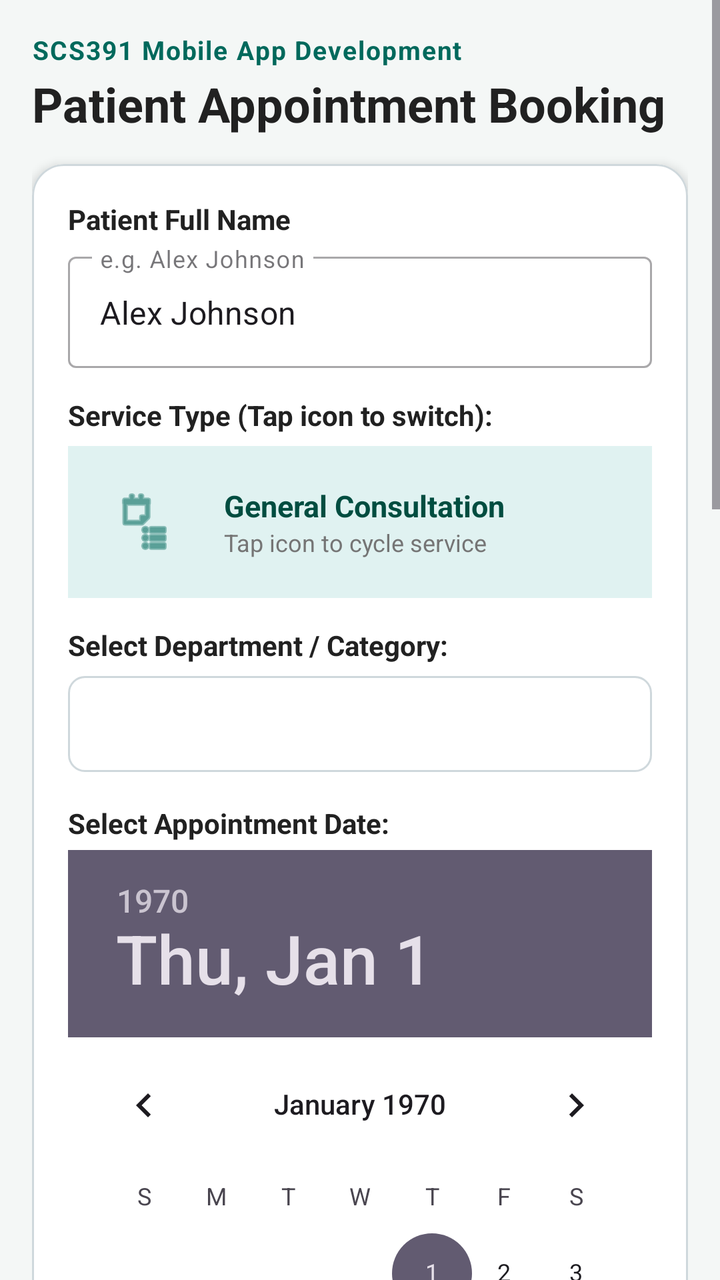
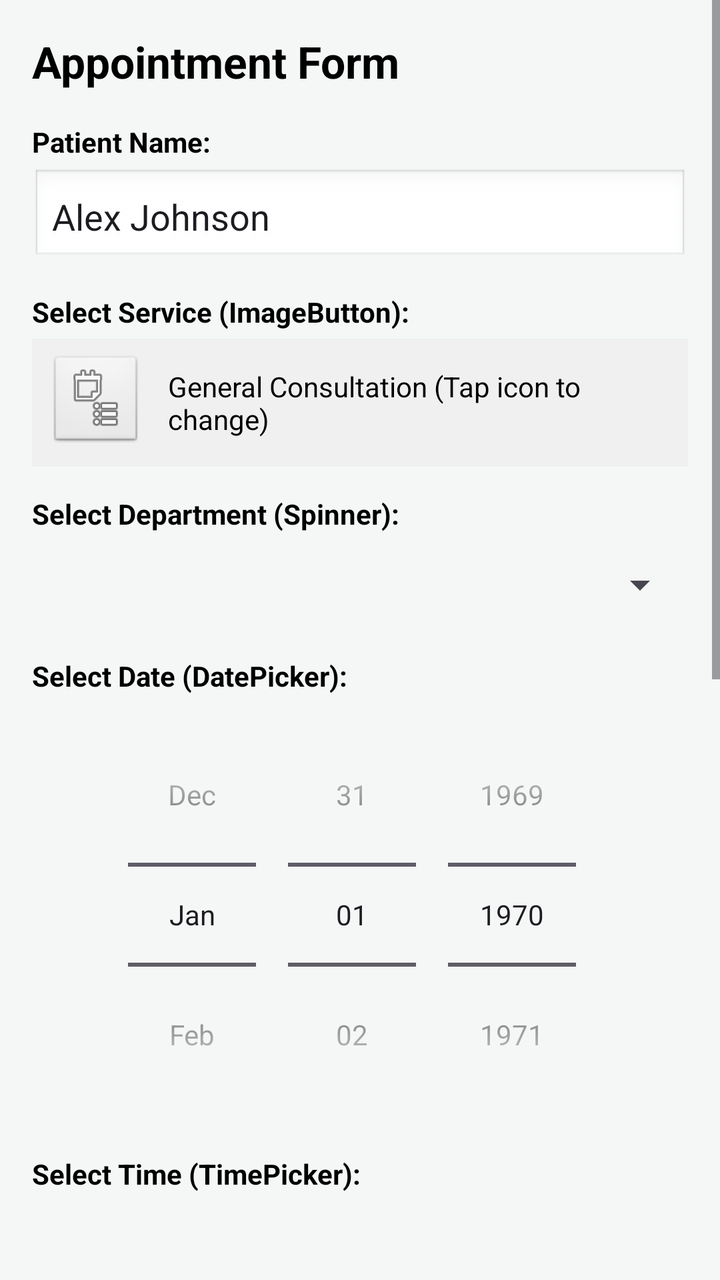

An Android layout rendered at two revisions. The XML below is the earlier revision; the diff shows what the commit changed to produce the second picture.
<!-- AndroidManifest.xml: application theme Theme.AppointmentForm -->
<!-- res/layout/activity_main.xml -->
<?xml version="1.0" encoding="utf-8"?>
<ScrollView
    xmlns:android="http://schemas.android.com/apk/res/android"
    xmlns:app="http://schemas.android.com/apk/res-auto"
    android:layout_width="match_parent"
    android:layout_height="match_parent"
    android:background="@color/background"
    android:fillViewport="true">

    <LinearLayout
        android:layout_width="match_parent"
        android:layout_height="wrap_content"
        android:orientation="vertical"
        android:padding="16dp">

        <TextView
            android:layout_width="wrap_content"
            android:layout_height="wrap_content"
            android:text="@string/lab_header"
            android:textColor="@color/primary"
            android:textSize="13sp"
            android:textStyle="bold"
            android:letterSpacing="0.05"
            android:layout_marginBottom="2dp"/>

        <TextView
            android:layout_width="wrap_content"
            android:layout_height="wrap_content"
            android:text="@string/form_title"
            android:textColor="@color/text_primary"
            android:textSize="24sp"
            android:textStyle="bold"
            android:layout_marginBottom="14dp"/>

        
        <com.google.android.material.card.MaterialCardView
            android:layout_width="match_parent"
            android:layout_height="wrap_content"
            app:cardCornerRadius="16dp"
            app:cardElevation="3dp"
            app:cardBackgroundColor="@color/surface"
            app:strokeWidth="1dp"
            app:strokeColor="@color/stroke_color"
            android:layout_marginBottom="16dp">

            <LinearLayout
                android:layout_width="match_parent"
                android:layout_height="wrap_content"
                android:orientation="vertical"
                android:padding="18dp">

                
                <TextView
                    android:layout_width="wrap_content"
                    android:layout_height="wrap_content"
                    android:text="@string/label_patient_name"
                    android:textColor="@color/text_primary"
                    android:textSize="14sp"
                    android:textStyle="bold"
                    android:layout_marginBottom="4dp"/>

                <com.google.android.material.textfield.TextInputLayout
                    android:layout_width="match_parent"
                    android:layout_height="wrap_content"
                    android:layout_marginBottom="14dp"
                    style="@style/Widget.MaterialComponents.TextInputLayout.OutlinedBox">

                    <com.google.android.material.textfield.TextInputEditText
                        android:id="@+id/etPatientName"
                        android:layout_width="match_parent"
                        android:layout_height="wrap_content"
                        android:hint="@string/hint_patient_name"
                        android:text="Alex Johnson"
                        android:inputType="textPersonName"/>
                </com.google.android.material.textfield.TextInputLayout>

                
                <TextView
                    android:layout_width="wrap_content"
                    android:layout_height="wrap_content"
                    android:text="@string/label_select_service"
                    android:textColor="@color/text_primary"
                    android:textSize="14sp"
                    android:textStyle="bold"
                    android:layout_marginBottom="6dp"/>

                <LinearLayout
                    android:layout_width="match_parent"
                    android:layout_height="wrap_content"
                    android:orientation="horizontal"
                    android:gravity="center_vertical"
                    android:background="@color/accent_teal_bg"
                    android:padding="10dp"
                    android:layout_marginBottom="14dp">

                    <ImageButton
                        android:id="@+id/ibServiceIcon"
                        android:layout_width="56dp"
                        android:layout_height="56dp"
                        android:src="@android:drawable/ic_menu_agenda"
                        android:contentDescription="Select Service"
                        android:background="?attr/selectableItemBackgroundBorderless"
                        android:scaleType="centerInside"
                        android:tint="@color/primary"/>

                    <LinearLayout
                        android:layout_width="0dp"
                        android:layout_height="wrap_content"
                        android:layout_weight="1"
                        android:orientation="vertical"
                        android:layout_marginStart="12dp">

                        <TextView
                            android:id="@+id/tvSelectedService"
                            android:layout_width="wrap_content"
                            android:layout_height="wrap_content"
                            android:text="@string/service_general"
                            android:textColor="@color/primary_dark"
                            android:textSize="15sp"
                            android:textStyle="bold"/>

                        <TextView
                            android:layout_width="wrap_content"
                            android:layout_height="wrap_content"
                            android:text="Tap icon to cycle service"
                            android:textColor="@color/text_secondary"
                            android:textSize="12sp"/>
                    </LinearLayout>
                </LinearLayout>

                
                <TextView
                    android:layout_width="wrap_content"
                    android:layout_height="wrap_content"
                    android:text="@string/label_category"
                    android:textColor="@color/text_primary"
                    android:textSize="14sp"
                    android:textStyle="bold"
                    android:layout_marginBottom="6dp"/>

                <Spinner
                    android:id="@+id/spnCategory"
                    android:layout_width="match_parent"
                    android:layout_height="48dp"
                    android:background="@drawable/spinner_border"
                    android:padding="8dp"
                    android:layout_marginBottom="16dp"/>

                
                <TextView
                    android:layout_width="wrap_content"
                    android:layout_height="wrap_content"
                    android:text="@string/label_date_picker"
                    android:textColor="@color/text_primary"
                    android:textSize="14sp"
                    android:textStyle="bold"
                    android:layout_marginBottom="4dp"/>

                <DatePicker
                    android:id="@+id/datePicker"
                    android:layout_width="wrap_content"
                    android:layout_height="wrap_content"
                    android:layout_gravity="center_horizontal"
                    android:calendarViewShown="true"
                    android:spinnersShown="false"
                    android:layout_marginBottom="14dp"/>

                
                <TextView
                    android:layout_width="wrap_content"
                    android:layout_height="wrap_content"
                    android:text="@string/label_time_picker"
                    android:textColor="@color/text_primary"
                    android:textSize="14sp"
                    android:textStyle="bold"
                    android:layout_marginBottom="4dp"/>

                <TimePicker
                    android:id="@+id/timePicker"
                    android:layout_width="wrap_content"
                    android:layout_height="wrap_content"
                    android:layout_gravity="center_horizontal"
                    android:timePickerMode="spinner"
                    android:layout_marginBottom="16dp"/>

                
                <com.google.android.material.button.MaterialButton
                    android:id="@+id/btnSubmitAppointment"
                    android:layout_width="match_parent"
                    android:layout_height="52dp"
                    android:text="@string/btn_submit_appointment"
                    android:textSize="15sp"
                    app:cornerRadius="10dp"/>

            </LinearLayout>
        </com.google.android.material.card.MaterialCardView>

        
        <TextView
            android:layout_width="wrap_content"
            android:layout_height="wrap_content"
            android:text="@string/header_submitted_list"
            android:textColor="@color/text_primary"
            android:textSize="16sp"
            android:textStyle="bold"
            android:layout_marginBottom="8dp"/>

        
        <ListView
            android:id="@+id/lvAppointments"
            android:layout_width="match_parent"
            android:layout_height="320dp"
            android:divider="@null"
            android:dividerHeight="0dp"
            android:nestedScrollingEnabled="true"
            android:layout_marginBottom="16dp"/>

    </LinearLayout>
</ScrollView>
<!-- resources referenced by this layout -->
<resources>
  <color name="accent_teal_bg">#E0F2F1</color>
  <color name="background">#F4F7F6</color>
  <color name="primary">#00695C</color>
  <color name="primary_dark">#004D40</color>
  <color name="stroke_color">#CFD8DC</color>
  <color name="surface">#FFFFFF</color>
  <color name="text_primary">#212121</color>
  <color name="text_secondary">#757575</color>
  <!-- drawable spinner_border (drawable) -->
  <?xml version="1.0" encoding="utf-8"?>
  <shape xmlns:android="http://schemas.android.com/apk/res/android"
      android:shape="rectangle">
      <solid android:color="@color/surface"/>
      <stroke android:width="1dp" android:color="@color/stroke_color"/>
      <corners android:radius="8dp"/>
  </shape>
  <string name="btn_submit_appointment">Confirm &amp; Book Appointment</string>
  <string name="form_title">Patient Appointment Booking</string>
  <string name="header_submitted_list">Booked Appointments (Live Dynamic ListView):</string>
  <string name="hint_patient_name">e.g. Alex Johnson</string>
  <string name="lab_header">SCS391 Mobile App Development</string>
  <string name="label_category">Select Department / Category:</string>
  <string name="label_date_picker">Select Appointment Date:</string>
  <string name="label_patient_name">Patient Full Name</string>
  <string name="label_select_service">Service Type (Tap icon to switch):</string>
  <string name="label_time_picker">Select Appointment Time:</string>
  <string name="service_general">General Consultation</string>
  <style name="Theme.AppointmentForm" parent="Theme.Material3.DayNight.NoActionBar">
          <item name="colorPrimary">@color/primary</item>
          <item name="android:statusBarColor">@color/primary_dark</item>
          <item name="android:windowBackground">@color/background</item>
      </style>
</resources>

<!-- the commit's change to res/layout/activity_main.xml (unified diff, before → after) -->
@@ -1,10 +1,8 @@
 <?xml version="1.0" encoding="utf-8"?>
 <ScrollView
     xmlns:android="http://schemas.android.com/apk/res/android"
-    xmlns:app="http://schemas.android.com/apk/res-auto"
     android:layout_width="match_parent"
     android:layout_height="match_parent"
-    android:background="@color/background"
     android:fillViewport="true">
 
     <LinearLayout
@@ -16,200 +14,139 @@
         <TextView
             android:layout_width="wrap_content"
             android:layout_height="wrap_content"
-            android:text="@string/lab_header"
-            android:textColor="@color/primary"
-            android:textSize="13sp"
+            android:text="Appointment Form"
+            android:textSize="22sp"
             android:textStyle="bold"
-            android:letterSpacing="0.05"
-            android:layout_marginBottom="2dp"/>
-
-        <TextView
-            android:layout_width="wrap_content"
-            android:layout_height="wrap_content"
-            android:text="@string/form_title"
-            android:textColor="@color/text_primary"
-            android:textSize="24sp"
-            android:textStyle="bold"
-            android:layout_marginBottom="14dp"/>
-
-        
-        <com.google.android.material.card.MaterialCardView
-            android:layout_width="match_parent"
-            android:layout_height="wrap_content"
-            app:cardCornerRadius="16dp"
-            app:cardElevation="3dp"
-            app:cardBackgroundColor="@color/surface"
-            app:strokeWidth="1dp"
-            app:strokeColor="@color/stroke_color"
-            android:layout_marginBottom="16dp">
-
-            <LinearLayout
-                android:layout_width="match_parent"
-                android:layout_height="wrap_content"
-                android:orientation="vertical"
-                android:padding="18dp">
-
-                
-                <TextView
-                    android:layout_width="wrap_content"
-                    android:layout_height="wrap_content"
-                    android:text="@string/label_patient_name"
-                    android:textColor="@color/text_primary"
-                    android:textSize="14sp"
-                    android:textStyle="bold"
-                    android:layout_marginBottom="4dp"/>
-
-                <com.google.android.material.textfield.TextInputLayout
-                    android:layout_width="match_parent"
-                    android:layout_height="wrap_content"
-                    android:layout_marginBottom="14dp"
-                    style="@style/Widget.MaterialComponents.TextInputLayout.OutlinedBox">
-
-                    <com.google.android.material.textfield.TextInputEditText
-                        android:id="@+id/etPatientName"
-                        android:layout_width="match_parent"
-                        android:layout_height="wrap_content"
-                        android:hint="@string/hint_patient_name"
-                        android:text="Alex Johnson"
-                        android:inputType="textPersonName"/>
-                </com.google.android.material.textfield.TextInputLayout>
-
-                
-                <TextView
-                    android:layout_width="wrap_content"
-                    android:layout_height="wrap_content"
-                    android:text="@string/label_select_service"
-                    android:textColor="@color/text_primary"
-                    android:textSize="14sp"
-                    android:textStyle="bold"
-                    android:layout_marginBottom="6dp"/>
-
-                <LinearLayout
-                    android:layout_width="match_parent"
-                    android:layout_height="wrap_content"
-                    android:orientation="horizontal"
-                    android:gravity="center_vertical"
-                    android:background="@color/accent_teal_bg"
-                    android:padding="10dp"
-                    android:layout_marginBottom="14dp">
-
-                    <ImageButton
-                        android:id="@+id/ibServiceIcon"
-                        android:layout_width="56dp"
-                        android:layout_height="56dp"
-                        android:src="@android:drawable/ic_menu_agenda"
-                        android:contentDescription="Select Service"
-                        android:background="?attr/selectableItemBackgroundBorderless"
-                        android:scaleType="centerInside"
-                        android:tint="@color/primary"/>
-
-                    <LinearLayout
-                        android:layout_width="0dp"
-                        android:layout_height="wrap_content"
-                        android:layout_weight="1"
-                        android:orientation="vertical"
-                        android:layout_marginStart="12dp">
-
-                        <TextView
-                            android:id="@+id/tvSelectedService"
-                            android:layout_width="wrap_content"
-                            android:layout_height="wrap_content"
-                            android:text="@string/service_general"
-                            android:textColor="@color/primary_dark"
-                            android:textSize="15sp"
-                            android:textStyle="bold"/>
-
-                        <TextView
-                            android:layout_width="wrap_content"
-                            android:layout_height="wrap_content"
-                            android:text="Tap icon to cycle service"
-                            android:textColor="@color/text_secondary"
-                            android:textSize="12sp"/>
-                    </LinearLayout>
-                </LinearLayout>
-
-                
-                <TextView
-                    android:layout_width="wrap_content"
-                    android:layout_height="wrap_content"
-                    android:text="@string/label_category"
-                    android:textColor="@color/text_primary"
-                    android:textSize="14sp"
-                    android:textStyle="bold"
-                    android:layout_marginBottom="6dp"/>
-
-                <Spinner
-                    android:id="@+id/spnCategory"
-                    android:layout_width="match_parent"
-                    android:layout_height="48dp"
-                    android:background="@drawable/spinner_border"
-                    android:padding="8dp"
-                    android:layout_marginBottom="16dp"/>
-
-                
-                <TextView
-                    android:layout_width="wrap_content"
-                    android:layout_height="wrap_content"
-                    android:text="@string/label_date_picker"
-                    android:textColor="@color/text_primary"
-                    android:textSize="14sp"
-                    android:textStyle="bold"
-                    android:layout_marginBottom="4dp"/>
-
-                <DatePicker
-                    android:id="@+id/datePicker"
-                    android:layout_width="wrap_content"
-                    android:layout_height="wrap_content"
-                    android:layout_gravity="center_horizontal"
-                    android:calendarViewShown="true"
-                    android:spinnersShown="false"
-                    android:layout_marginBottom="14dp"/>
-
-                
-                <TextView
-                    android:layout_width="wrap_content"
-                    android:layout_height="wrap_content"
-                    android:text="@string/label_time_picker"
-                    android:textColor="@color/text_primary"
-                    android:textSize="14sp"
-                    android:textStyle="bold"
-                    android:layout_marginBottom="4dp"/>
-
-                <TimePicker
-                    android:id="@+id/timePicker"
-                    android:layout_width="wrap_content"
-                    android:layout_height="wrap_content"
-                    android:layout_gravity="center_horizontal"
-                    android:timePickerMode="spinner"
-                    android:layout_marginBottom="16dp"/>
-
-                
-                <com.google.android.material.button.MaterialButton
-                    android:id="@+id/btnSubmitAppointment"
-                    android:layout_width="match_parent"
-                    android:layout_height="52dp"
-                    android:text="@string/btn_submit_appointment"
-                    android:textSize="15sp"
-                    app:cornerRadius="10dp"/>
-
-            </LinearLayout>
-        </com.google.android.material.card.MaterialCardView>
+            android:textColor="@android:color/black"
+            android:layout_marginBottom="16dp"/>
 
         
         <TextView
             android:layout_width="wrap_content"
             android:layout_height="wrap_content"
-            android:text="@string/header_submitted_list"
-            android:textColor="@color/text_primary"
-            android:textSize="16sp"
+            android:text="Patient Name:"
             android:textStyle="bold"
+            android:textColor="@android:color/black"
+            android:layout_marginBottom="4dp"/>
+
+        <EditText
+            android:id="@+id/etPatientName"
+            android:layout_width="match_parent"
+            android:layout_height="wrap_content"
+            android:hint="Enter patient name"
+            android:text="Alex Johnson"
+            android:inputType="textPersonName"
+            android:padding="10dp"
+            android:background="@android:drawable/edit_text"
+            android:layout_marginBottom="14dp"/>
+
+        
+        <TextView
+            android:layout_width="wrap_content"
+            android:layout_height="wrap_content"
+            android:text="Select Service (ImageButton):"
+            android:textStyle="bold"
+            android:textColor="@android:color/black"
+            android:layout_marginBottom="4dp"/>
+
+        <LinearLayout
+            android:layout_width="match_parent"
+            android:layout_height="wrap_content"
+            android:orientation="horizontal"
+            android:gravity="center_vertical"
+            android:padding="8dp"
+            android:background="#F0F0F0"
+            android:layout_marginBottom="14dp">
+
+            <ImageButton
+                android:id="@+id/ibServiceIcon"
+                android:layout_width="48dp"
+                android:layout_height="48dp"
+                android:src="@android:drawable/ic_menu_agenda"
+                android:background="@android:drawable/btn_default"
+                android:contentDescription="Select Service"/>
+
+            <TextView
+                android:id="@+id/tvSelectedService"
+                android:layout_width="wrap_content"
+                android:layout_height="wrap_content"
+                android:text="General Consultation (Tap icon to change)"
+                android:textColor="@android:color/black"
+                android:textSize="14sp"
+                android:layout_marginStart="12dp"/>
+        </LinearLayout>
+
+        
+        <TextView
+            android:layout_width="wrap_content"
+            android:layout_height="wrap_content"
+            android:text="Select Department (Spinner):"
+            android:textStyle="bold"
+            android:textColor="@android:color/black"
+            android:layout_marginBottom="4dp"/>
+
+        <Spinner
+            android:id="@+id/spnCategory"
+            android:layout_width="match_parent"
+            android:layout_height="44dp"
+            android:layout_marginBottom="14dp"/>
+
+        
+        <TextView
+            android:layout_width="wrap_content"
+            android:layout_height="wrap_content"
+            android:text="Select Date (DatePicker):"
+            android:textStyle="bold"
+            android:textColor="@android:color/black"
+            android:layout_marginBottom="4dp"/>
+
+        <DatePicker
+            android:id="@+id/datePicker"
+            android:layout_width="wrap_content"
+            android:layout_height="wrap_content"
+            android:layout_gravity="center_horizontal"
+            android:datePickerMode="spinner"
+            android:calendarViewShown="false"
+            android:layout_marginBottom="14dp"/>
+
+        
+        <TextView
+            android:layout_width="wrap_content"
+            android:layout_height="wrap_content"
+            android:text="Select Time (TimePicker):"
+            android:textStyle="bold"
+            android:textColor="@android:color/black"
+            android:layout_marginBottom="4dp"/>
+
+        <TimePicker
+            android:id="@+id/timePicker"
+            android:layout_width="wrap_content"
+            android:layout_height="wrap_content"
+            android:layout_gravity="center_horizontal"
+            android:timePickerMode="spinner"
+            android:layout_marginBottom="16dp"/>
+
+        
+        <Button
+            android:id="@+id/btnSubmitAppointment"
+            android:layout_width="match_parent"
+            android:layout_height="wrap_content"
+            android:text="Book Appointment"
+            android:layout_marginBottom="20dp"/>
+
+        
+        <TextView
+            android:layout_width="wrap_content"
+            android:layout_height="wrap_content"
+            android:text="Submitted Appointments (ListView):"
+            android:textStyle="bold"
+            android:textColor="@android:color/black"
             android:layout_marginBottom="8dp"/>
 
-        
         <ListView
             android:id="@+id/lvAppointments"
             android:layout_width="match_parent"
-            android:layout_height="320dp"
+            android:layout_height="250dp"
             android:divider="@null"
             android:dividerHeight="0dp"
             android:nestedScrollingEnabled="true"
<!-- resource entries referenced after the edit -->
@@ -1,32 +1,8 @@
 <!-- resources referenced by this layout -->
 <resources>
-  <color name="accent_teal_bg">#E0F2F1</color>
   <color name="background">#F4F7F6</color>
   <color name="primary">#00695C</color>
   <color name="primary_dark">#004D40</color>
-  <color name="stroke_color">#CFD8DC</color>
-  <color name="surface">#FFFFFF</color>
-  <color name="text_primary">#212121</color>
-  <color name="text_secondary">#757575</color>
-  <!-- drawable spinner_border (drawable) -->
-  <?xml version="1.0" encoding="utf-8"?>
-  <shape xmlns:android="http://schemas.android.com/apk/res/android"
-      android:shape="rectangle">
-      <solid android:color="@color/surface"/>
-      <stroke android:width="1dp" android:color="@color/stroke_color"/>
-      <corners android:radius="8dp"/>
-  </shape>
-  <string name="btn_submit_appointment">Confirm &amp; Book Appointment</string>
-  <string name="form_title">Patient Appointment Booking</string>
-  <string name="header_submitted_list">Booked Appointments (Live Dynamic ListView):</string>
-  <string name="hint_patient_name">e.g. Alex Johnson</string>
-  <string name="lab_header">SCS391 Mobile App Development</string>
-  <string name="label_category">Select Department / Category:</string>
-  <string name="label_date_picker">Select Appointment Date:</string>
-  <string name="label_patient_name">Patient Full Name</string>
-  <string name="label_select_service">Service Type (Tap icon to switch):</string>
-  <string name="label_time_picker">Select Appointment Time:</string>
-  <string name="service_general">General Consultation</string>
   <style name="Theme.AppointmentForm" parent="Theme.Material3.DayNight.NoActionBar">
           <item name="colorPrimary">@color/primary</item>
           <item name="android:statusBarColor">@color/primary_dark</item>
